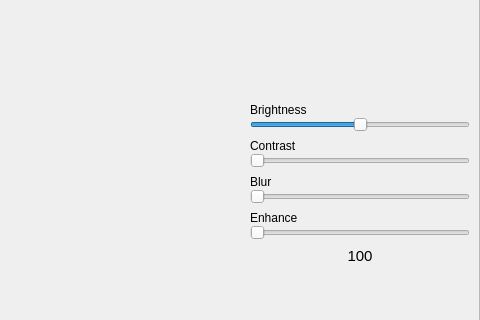
sarimbinwaseem/Visca-Image-Editor, file UI/main.ui: the form before one commit; both pictures show x 723 to 1203 and y 133 to 453 of the 1203 by 616 pixel window.
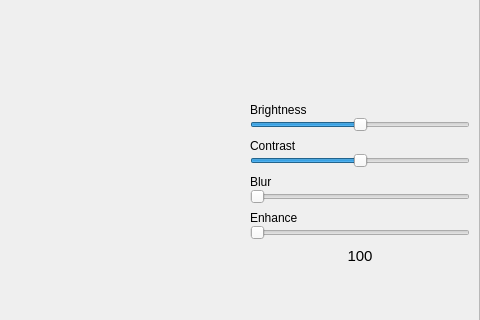
The form after the commit.

Patch:
```diff
--- a/UI/main.ui
+++ b/UI/main.ui
@@ -205,6 +205,12 @@
              </item>
              <item>
               <widget class="QSlider" name="contrastSlider">
+               <property name="maximum">
+                <number>200</number>
+               </property>
+               <property name="sliderPosition">
+                <number>100</number>
+               </property>
                <property name="orientation">
                 <enum>Qt::Horizontal</enum>
                </property>
```
Left out of the diff: 6 changed lines with no effect on the pictures.
